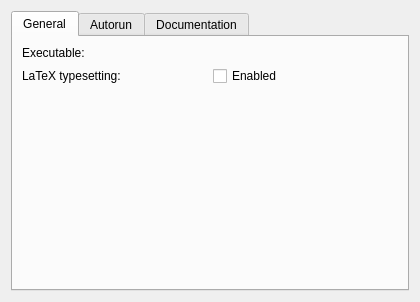
This is src/backends/sage/settings.ui in KDE/cantor as Qt 5 draws it before an edit. The edited form follows.
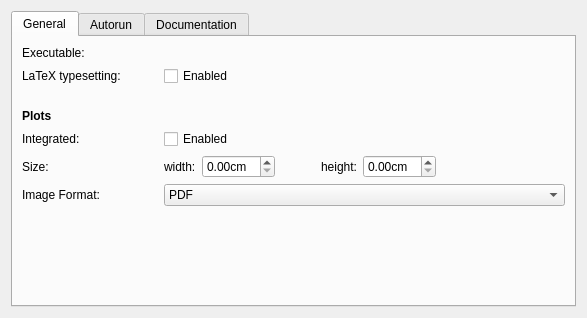
This is the edited form. Custom widgets are drawn as their Qt base class.

Commit message:
[sage] allow to specify plot format and size in the application settings.
fix #7

```diff
--- a/src/backends/sage/settings.ui
+++ b/src/backends/sage/settings.ui
@@ -6,8 +6,8 @@
    <rect>
     <x>0</x>
     <y>0</y>
-    <width>420</width>
-    <height>302</height>
+    <width>587</width>
+    <height>318</height>
    </rect>
   </property>
   <layout class="QVBoxLayout" name="verticalLayout_2">
@@ -21,6 +21,23 @@
        <string>General</string>
       </attribute>
       <layout class="QGridLayout" name="gridLayout">
+       <item row="0" column="0">
+        <widget class="QLabel" name="label">
+         <property name="text">
+          <string>Executable:</string>
+         </property>
+        </widget>
+       </item>
+       <item row="0" column="1">
+        <widget class="KUrlRequester" name="kcfg_Path">
+         <property name="sizePolicy">
+          <sizepolicy hsizetype="Expanding" vsizetype="Preferred">
+           <horstretch>0</horstretch>
+           <verstretch>0</verstretch>
+          </sizepolicy>
+         </property>
+        </widget>
+       </item>
        <item row="1" column="0">
         <widget class="QLabel" name="label_2">
          <property name="text">
@@ -38,32 +55,174 @@
          </property>
         </widget>
        </item>
-       <item row="0" column="1">
-        <widget class="KUrlRequester" name="kcfg_Path"/>
-       </item>
        <item row="2" column="0">
-        <spacer name="verticalSpacer_3">
+        <spacer name="verticalSpacer">
          <property name="orientation">
           <enum>Qt::Vertical</enum>
          </property>
          <property name="sizeType">
-          <enum>QSizePolicy::Expanding</enum>
+          <enum>QSizePolicy::Fixed</enum>
+         </property>
+         <property name="sizeHint" stdset="0">
+          <size>
+           <width>136</width>
+           <height>17</height>
+          </size>
+         </property>
+        </spacer>
+       </item>
+       <item row="3" column="0">
+        <widget class="QLabel" name="label_4">
+         <property name="font">
+          <font>
+           <weight>75</weight>
+           <bold>true</bold>
+          </font>
+         </property>
+         <property name="text">
+          <string>Plots</string>
+         </property>
+        </widget>
+       </item>
+       <item row="4" column="0">
+        <widget class="QLabel" name="lPlotIntegration">
+         <property name="text">
+          <string>Integrated:</string>
+         </property>
+        </widget>
+       </item>
+       <item row="4" column="1">
+        <widget class="QCheckBox" name="kcfg_integratePlots">
+         <property name="toolTip">
+          <string>If enabled, plots will be shown inside of the worksheet. Otherwise, plots will be shown in an external window.</string>
+         </property>
+         <property name="text">
+          <string>Enabled</string>
+         </property>
+        </widget>
+       </item>
+       <item row="5" column="0">
+        <widget class="QLabel" name="label_5">
+         <property name="text">
+          <string>Size:</string>
+         </property>
+        </widget>
+       </item>
+       <item row="5" column="1">
+        <widget class="QFrame" name="frame">
+         <property name="frameShape">
+          <enum>QFrame::NoFrame</enum>
+         </property>
+         <property name="frameShadow">
+          <enum>QFrame::Raised</enum>
+         </property>
+         <layout class="QHBoxLayout" name="horizontalLayout">
+          <property name="leftMargin">
+           <number>0</number>
+          </property>
+          <property name="topMargin">
+           <number>0</number>
+          </property>
+          <property name="rightMargin">
+           <number>0</number>
+          </property>
+          <property name="bottomMargin">
+           <number>0</number>
+          </property>
+          <item>
+           <widget class="QLabel" name="lPlotWidth">
+            <property name="text">
+             <string>width:</string>
+            </property>
+           </widget>
+          </item>
+          <item>
+           <widget class="QDoubleSpinBox" name="kcfg_plotWidth">
+            <property name="suffix">
+             <string>cm</string>
+            </property>
+           </widget>
+          </item>
+          <item>
+           <spacer name="horizontalSpacer">
+            <property name="orientation">
+             <enum>Qt::Horizontal</enum>
+            </property>
+            <property name="sizeType">
+             <enum>QSizePolicy::Fixed</enum>
+            </property>
+            <property name="sizeHint" stdset="0">
+             <size>
+              <width>40</width>
+              <height>20</height>
+             </size>
+            </property>
+           </spacer>
+          </item>
+          <item>
+           <widget class="QLabel" name="lPlotHeight">
+            <property name="text">
+             <string>height:</string>
+            </property>
+           </widget>
+          </item>
+          <item>
+           <widget class="QDoubleSpinBox" name="kcfg_plotHeight">
+            <property name="suffix">
+             <string>cm</string>
+            </property>
+           </widget>
+          </item>
+          <item>
+           <spacer name="horizontalSpacer_2">
+            <property name="orientation">
+             <enum>Qt::Horizontal</enum>
+            </property>
+            <property name="sizeHint" stdset="0">
+             <size>
+              <width>40</width>
+              <height>20</height>
+             </size>
+            </property>
+           </spacer>
+          </item>
+         </layout>
+        </widget>
+       </item>
+       <item row="6" column="0">
+        <widget class="QLabel" name="label_3">
+         <property name="text">
+          <string>Image Format:</string>
+         </property>
+        </widget>
+       </item>
+       <item row="6" column="1">
+        <widget class="QComboBox" name="kcfg_inlinePlotFormat">
+         <item>
+          <property name="text">
+           <string>PDF</string>
+          </property>
+         </item>
+         <item>
+          <property name="text">
+           <string notr="true">PNG</string>
+          </property>
+         </item>
+        </widget>
+       </item>
+       <item row="7" column="0">
+        <spacer name="verticalSpacer_2">
+         <property name="orientation">
+          <enum>Qt::Vertical</enum>
          </property>
          <property name="sizeHint" stdset="0">
           <size>
            <width>20</width>
-           <height>118</height>
+           <height>40</height>
           </size>
          </property>
         </spacer>
        </item>
-       <item row="0" column="0">
-        <widget class="QLabel" name="label">
-         <property name="text">
-          <string>Executable:</string>
-         </property>
-        </widget>
-       </item>
       </layout>
      </widget>
      <widget class="QWidget" name="tabAutorun">
```
The commit also changes 8 other files.
